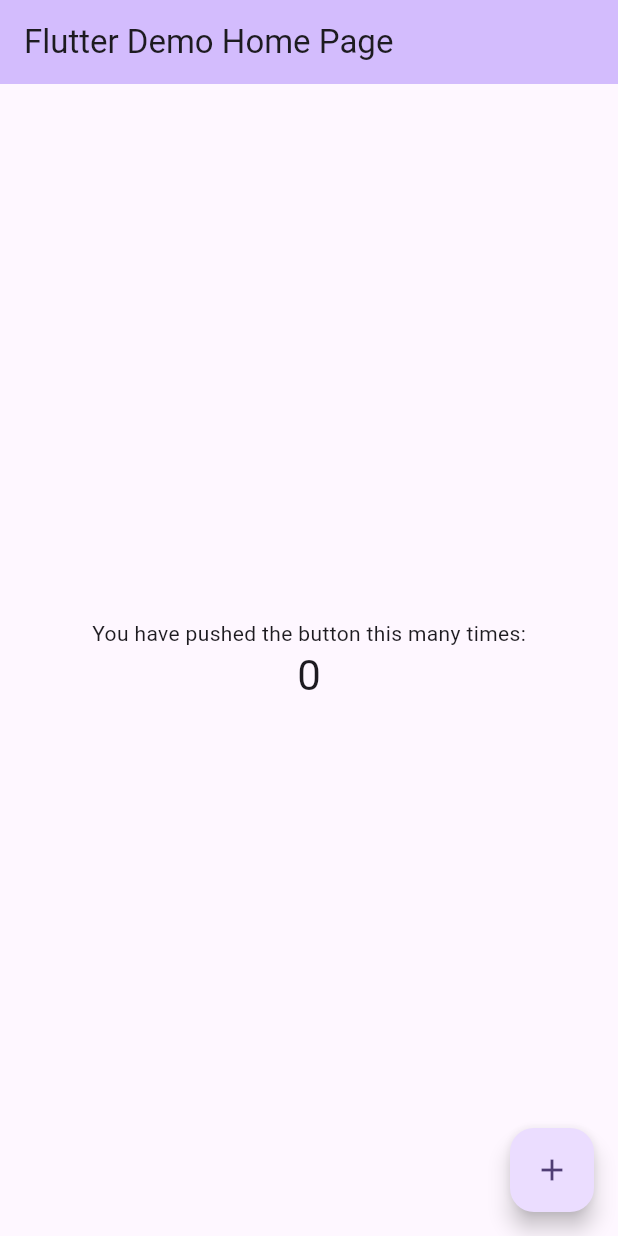
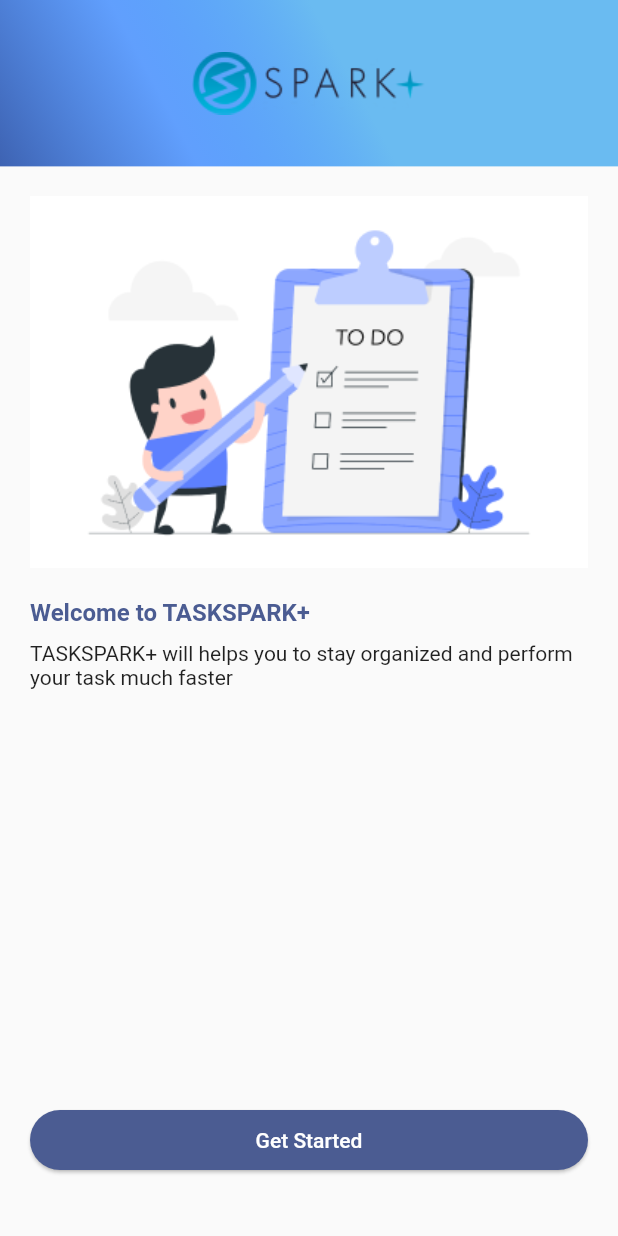
Before and after one commit to Chosen2730/todoFlutter, a Flutter app: the screen it shows after launch, on a phone screen of 412 x 824 dp. Run offline on Flutter 3.47's test engine with Material 2 defaults, Android fonts, the light colour scheme and no system bars.

Commit message:
added welcome screen

```diff
--- a/lib/main.dart
+++ b/lib/main.dart
@@ -1,125 +1,20 @@
 import 'package:flutter/material.dart';
+import 'package:todo/screens/app_screen.dart';
 
+final kColorScheme =
+    ColorScheme.fromSeed(seedColor: const Color.fromARGB(248, 4, 84, 223));
 void main() {
-  runApp(const MyApp());
+  runApp(MaterialApp(
+    theme: ThemeData().copyWith(
+      useMaterial3: true,
+      colorScheme: kColorScheme,
+      appBarTheme: const AppBarTheme().copyWith(
+          backgroundColor: kColorScheme.onPrimaryContainer,
+          foregroundColor: kColorScheme.primary),
+      elevatedButtonTheme: ElevatedButtonThemeData(
+        style: ElevatedButton.styleFrom(backgroundColor: kColorScheme.primary),
+      ),
+    ),
+    home: const Scaffold(body: SafeArea(child: AppScreen())),
+  ));
 }
-
-class MyApp extends StatelessWidget {
-  const MyApp({super.key});
-
-  // This widget is the root of your application.
-  @override
-  Widget build(BuildContext context) {
-    return MaterialApp(
-      title: 'Flutter Demo',
-      theme: ThemeData(
-        // This is the theme of your application.
-        //
-        // TRY THIS: Try running your application with "flutter run". You'll see
-        // the application has a blue toolbar. Then, without quitting the app,
-        // try changing the seedColor in the colorScheme below to Colors.green
-        // and then invoke "hot reload" (save your changes or press the "hot
-        // reload" button in a Flutter-supported IDE, or press "r" if you used
-        // the command line to start the app).
-        //
-        // Notice that the counter didn't reset back to zero; the application
-        // state is not lost during the reload. To reset the state, use hot
-        // restart instead.
-        //
-        // This works for code too, not just values: Most code changes can be
-        // tested with just a hot reload.
-        colorScheme: ColorScheme.fromSeed(seedColor: Colors.deepPurple),
-        useMaterial3: true,
-      ),
-      home: const MyHomePage(title: 'Flutter Demo Home Page'),
-    );
-  }
-}
-
-class MyHomePage extends StatefulWidget {
-  const MyHomePage({super.key, required this.title});
-
-  // This widget is the home page of your application. It is stateful, meaning
-  // that it has a State object (defined below) that contains fields that affect
-  // how it looks.
-
-  // This class is the configuration for the state. It holds the values (in this
-  // case the title) provided by the parent (in this case the App widget) and
-  // used by the build method of the State. Fields in a Widget subclass are
-  // always marked "final".
-
-  final String title;
-
-  @override
-  State<MyHomePage> createState() => _MyHomePageState();
-}
-
-class _MyHomePageState extends State<MyHomePage> {
-  int _counter = 0;
-
-  void _incrementCounter() {
-    setState(() {
-      // This call to setState tells the Flutter framework that something has
-      // changed in this State, which causes it to rerun the build method below
-      // so that the display can reflect the updated values. If we changed
-      // _counter without calling setState(), then the build method would not be
-      // called again, and so nothing would appear to happen.
-      _counter++;
-    });
-  }
-
-  @override
-  Widget build(BuildContext context) {
-    // This method is rerun every time setState is called, for instance as done
-    // by the _incrementCounter method above.
-    //
-    // The Flutter framework has been optimized to make rerunning build methods
-    // fast, so that you can just rebuild anything that needs updating rather
-    // than having to individually change instances of widgets.
-    return Scaffold(
-      appBar: AppBar(
-        // TRY THIS: Try changing the color here to a specific color (to
-        // Colors.amber, perhaps?) and trigger a hot reload to see the AppBar
-        // change color while the other colors stay the same.
-        backgroundColor: Theme.of(context).colorScheme.inversePrimary,
-        // Here we take the value from the MyHomePage object that was created by
-        // the App.build method, and use it to set our appbar title.
-        title: Text(widget.title),
-      ),
-      body: Center(
-        // Center is a layout widget. It takes a single child and positions it
-        // in the middle of the parent.
-        child: Column(
-          // Column is also a layout widget. It takes a list of children and
-          // arranges them vertically. By default, it sizes itself to fit its
-          // children horizontally, and tries to be as tall as its parent.
-          //
-          // Column has various properties to control how it sizes itself and
-          // how it positions its children. Here we use mainAxisAlignment to
-          // center the children vertically; the main axis here is the vertical
-          // axis because Columns are vertical (the cross axis would be
-          // horizontal).
-          //
-          // TRY THIS: Invoke "debug painting" (choose the "Toggle Debug Paint"
-          // action in the IDE, or press "p" in the console), to see the
-          // wireframe for each widget.
-          mainAxisAlignment: MainAxisAlignment.center,
-          children: <Widget>[
-            const Text(
-              'You have pushed the button this many times:',
-            ),
-            Text(
-              '$_counter',
-              style: Theme.of(context).textTheme.headlineMedium,
-            ),
-          ],
-        ),
-      ),
-      floatingActionButton: FloatingActionButton(
-        onPressed: _incrementCounter,
-        tooltip: 'Increment',
-        child: const Icon(Icons.add),
-      ), // This trailing comma makes auto-formatting nicer for build methods.
-    );
-  }
-}
--- /dev/null
+++ b/lib/screens/app_screen.dart
@@ -0,0 +1,41 @@
+import 'package:flutter/material.dart';
+import 'package:todo/screens/todo_main.dart';
+import 'package:todo/screens/welcome.dart';
+
+class AppScreen extends StatefulWidget {
+  const AppScreen({super.key});
+
+  @override
+  State<AppScreen> createState() {
+    return _AppScreenState();
+  }
+}
+
+class _AppScreenState extends State<AppScreen> {
+  Widget? activeScreen;
+
+  void changeScreenBackward() {
+    setState(() {
+      activeScreen = WelcomeScreen(onChangeScreen: changeScreenForward);
+    });
+  }
+
+  void changeScreenForward() {
+    setState(() {
+      activeScreen = TodoScreen(onChangeScreen: changeScreenBackward);
+    });
+  }
+
+  @override
+  void initState() {
+    activeScreen = WelcomeScreen(onChangeScreen: changeScreenForward);
+    super.initState();
+  }
+
+  @override
+  Widget build(BuildContext context) {
+    return Scaffold(
+      body: activeScreen,
+    );
+  }
+}
--- /dev/null
+++ b/lib/screens/welcome.dart
@@ -0,0 +1,65 @@
+import 'package:flutter/material.dart';
+
+class WelcomeScreen extends StatelessWidget {
+  const WelcomeScreen({required this.onChangeScreen, super.key});
+
+  final void Function() onChangeScreen;
+  @override
+  Widget build(BuildContext context) {
+    return Center(
+      child: Column(
+        crossAxisAlignment: CrossAxisAlignment.stretch,
+        children: [
+          Container(
+            decoration: const BoxDecoration(
+                gradient: LinearGradient(colors: [
+              Color.fromARGB(255, 106, 187, 241),
+              Color.fromARGB(174, 25, 117, 255),
+              Color.fromARGB(201, 11, 58, 159)
+            ], begin: Alignment.topCenter, end: Alignment.bottomLeft)),
+            child: Image.asset(
+              'assets/images/logo.png',
+            ),
+          ),
+          Container(
+            margin: const EdgeInsets.all(20),
+            child: Column(
+              crossAxisAlignment: CrossAxisAlignment.stretch,
+              children: [
+                Image.asset('assets/images/cartoon.png'),
+                const SizedBox(
+                  height: 20,
+                ),
+                Text(
+                  "Welcome to TASKSPARK+",
+                  style: TextStyle(
+                      color: Theme.of(context).colorScheme.primary,
+                      fontWeight: FontWeight.bold,
+                      fontSize: 16),
+                ),
+                const SizedBox(
+                  height: 10,
+                ),
+                const Text(
+                  "TASKSPARK+ will helps you to stay organized and perform your task much faster",
+                  style: TextStyle(fontSize: 14),
+                ),
+              ],
+            ),
+          ),
+          const Spacer(),
+          Container(
+            margin: const EdgeInsets.symmetric(vertical: 40, horizontal: 20),
+            child: ElevatedButton(
+              onPressed: () => {onChangeScreen()},
+              child: const Text(
+                "Get Started",
+                style: TextStyle(color: Colors.white),
+              ),
+            ),
+          ),
+        ],
+      ),
+    );
+  }
+}
```
Also changed, not shown: lib/models/todo_model.dart (added, +20 -0 lines), lib/screens/todo_main.dart (added, +89 -0 lines), lib/widgets/categories.dart (added, +60 -0 lines), pubspec.yaml (+12 -7 lines), assets/images/book.png (added), assets/images/book.webp (added), assets/images/book2.png (added), assets/images/briefcase.png (added), assets/images/cartoon.png (added), assets/images/health.png (added), assets/images/logo.png (added), assets/images/shopping.png (added), assets/images/user.png (added), pubspec.lock, 1 other file.
